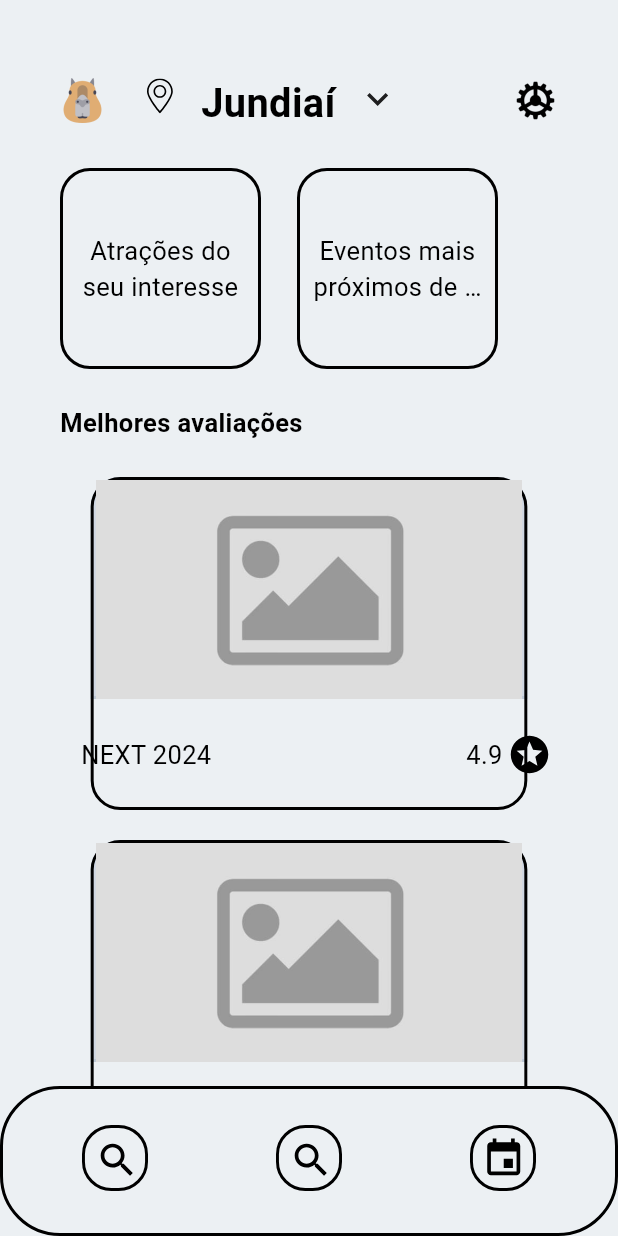
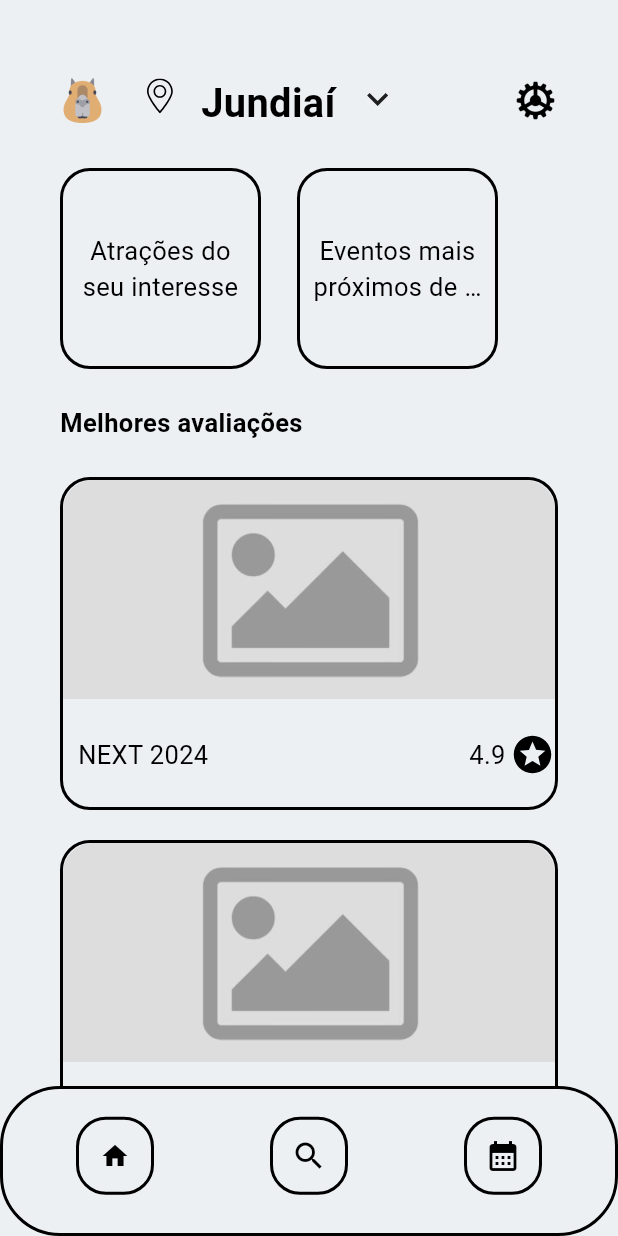
Before and after one commit to schin0/cappybara_flutter, a Flutter app: the screen it shows after launch, on a phone screen of 412 x 824 dp. Run offline on Flutter 3.47's test engine with Material 3 defaults, Android fonts, the phone set to English and light mode, and no system bars; our stand-ins replace flutter_svg.

Commit message:
Adicionar tela de evento e navegacao

```diff
--- a/lib/main.dart
+++ b/lib/main.dart
@@ -1,5 +1,7 @@
+import 'package:cappybara_flutter/providers/home_provider.dart';
 import 'package:flutter/material.dart';
 import 'package:flutter/services.dart';
+import 'package:provider/provider.dart';
 import 'routes/app_routes.dart';
 
 var globalMessengerKey = GlobalKey<ScaffoldMessengerState>();
@@ -16,6 +18,12 @@
   @override
   Widget build(BuildContext context) {
     return MaterialApp(
+      builder: (context, child) {
+        return ChangeNotifierProvider(
+          create: (context) => HomeProvider(),
+          child: child!,
+        );
+      },
       title: 'Cappybara em Flutter',
       debugShowCheckedModeBanner: false,
       initialRoute: AppRoutes.rotaInicial,
--- a/lib/routes/app_routes.dart
+++ b/lib/routes/app_routes.dart
@@ -3,6 +3,7 @@ import '../screens/home_screen.dart';
 
 class AppRoutes {
   static const String homeScreen = '/home_screen';
+  static const String eventoScreen = '/evento_screen';
 
   static const String rotaInicial = '/rotaInicial';
 
--- a/lib/screens/home_screen.dart
+++ b/lib/screens/home_screen.dart
@@ -5,6 +5,7 @@ import 'package:flutter_svg/flutter_svg.dart';
 import 'package:provider/provider.dart';
 
 import '../widgets/evento_interesse_widget.dart';
+import '../widgets/menu_navegacao_widget.dart';
 
 class HomeScreen extends StatefulWidget {
   const HomeScreen({Key? key}) : super(key: key);
@@ -50,14 +51,15 @@ class HomeScreenState extends State<HomeScreen> {
                       ),
                     ),
                     SizedBox(height: 24),
-                    _buildMelhoresAvaliacoes(context)
+                    _buildMelhoresAvaliacoes(context),
+                    SizedBox(height: 24),
                   ],
                 ),
               ),
             ],
           ),
         ),
-        bottomNavigationBar: _buildMenuNavegacao(context),
+        bottomNavigationBar: MenuNavegacao(),
       ),
     );
   }
@@ -161,55 +163,4 @@ class HomeScreenState extends State<HomeScreen> {
       ),
     );
   }
-
-  Widget _buildMenuNavegacao(BuildContext context) {
-    return SizedBox(
-      height: 100,
-      width: double.maxFinite,
-      child: Container(
-        padding: EdgeInsets.symmetric(horizontal: 10, vertical: 10),
-        decoration: BoxDecoration(
-          borderRadius: BorderRadius.circular(40),
-          border: Border.all(
-            color: Color(0XFF000000),
-            width: 2,
-          ),
-        ),
-        child: BottomNavigationBar(
-          backgroundColor: Colors.transparent,
-          showSelectedLabels: false,
-          showUnselectedLabels: false,
-          elevation: 0,
-          type: BottomNavigationBarType.fixed,
-          items: [
-            BottomNavigationBarItem(
-              // TODO: Criar botão HOME
-              icon: SizedBox(
-                height: 44,
-                width: 44,
-                child: SvgPicture.asset("assets/images/lupa.svg"),
-              ),
-              label: '',
-            ),
-            BottomNavigationBarItem(
-              icon: SizedBox(
-                height: 44,
-                width: 44,
-                child: SvgPicture.asset("assets/images/lupa.svg"),
-              ),
-              label: '',
-            ),
-            BottomNavigationBarItem(
-              icon: SizedBox(
-                height: 44,
-                width: 44,
-                child: SvgPicture.asset("assets/images/calendario.svg"),
-              ),
-              label: '',
-            ),
-          ],
-        ),
-      ),
-    );
-  }
 }
--- a/lib/widgets/evento_resumo_widget.dart
+++ b/lib/widgets/evento_resumo_widget.dart
@@ -1,34 +1,53 @@
 import 'package:cappybara_flutter/models/evento_card_model.dart';
 import 'package:flutter/material.dart';
 import 'package:flutter_svg/svg.dart';
-import 'package:flutter_svg_provider/flutter_svg_provider.dart' as fs;
+
+import '../routes/app_routes.dart';
+import '../screens/evento_screen.dart';
 
 class EventosResumoWidget extends StatelessWidget {
-  final EventoCardModel eventos;
+  final EventoCardModel evento;
 
-  EventosResumoWidget(this.eventos, {Key? key}) : super(key: key);
+  EventosResumoWidget(this.evento, {Key? key}) : super(key: key);
 
   @override
   Widget build(BuildContext context) {
-    return Container(
+    return InkWell(
+      onTap: () {
+        Navigator.push(
+          context,
+          MaterialPageRoute(
+            builder: (context) => EventoScreen(evento: evento),
+            settings: RouteSettings(name: AppRoutes.eventoScreen),
+          ),
+        );
+      },
+      child: Container(
         width: double.maxFinite,
-      padding: EdgeInsets.symmetric(horizontal: 4, vertical: 2),
+        padding: EdgeInsets.symmetric(horizontal: 0, vertical: 0),
         decoration: BoxDecoration(
-        image: DecorationImage(
-          image: fs.Svg("assets/images/card.svg"),
-          fit: BoxFit.cover,
+          border: Border.all(
+            color: Color(0XFF000000),
+            width: 2,
           ),
+          borderRadius: BorderRadius.circular(20),
         ),
         child: Column(
           children: [
             Padding(
-            padding: EdgeInsets.symmetric(vertical: 0),
+                padding: EdgeInsets.symmetric(vertical: 0, horizontal: 0),
+                child: ClipRRect(
+                  borderRadius: BorderRadius.only(
+                    topLeft: Radius.circular(20.0),
+                    topRight: Radius.circular(20.0),
+                  ),
                   child: Image.asset(
-              eventos.imagem!,
+                    evento.imagem!,
                     height: 146,
                     width: double.maxFinite,
+                    fit: BoxFit.cover,
                   ),
-          ),
+                )),
             SizedBox(height: 22),
             Container(
               width: double.maxFinite,
@@ -37,7 +56,7 @@ class EventosResumoWidget extends StatelessWidget {
                 mainAxisAlignment: MainAxisAlignment.spaceBetween,
                 children: [
                   Text(
-                  eventos.titulo!,
+                    evento.titulo!,
                     style: TextStyle(
                       color: Color(0XFF000000),
                       fontSize: 17,
@@ -51,7 +70,7 @@ class EventosResumoWidget extends StatelessWidget {
                       Padding(
                         padding: EdgeInsets.only(left: 24, right: 3),
                         child: Text(
-                        eventos.nota!,
+                          evento.nota!,
                           style: TextStyle(
                             color: Color(0XFF000000),
                             fontSize: 17,
@@ -64,7 +83,7 @@ class EventosResumoWidget extends StatelessWidget {
                         height: 30,
                         width: 30,
                         child: SvgPicture.asset(
-                        eventos.imagemEstrela!,
+                          evento.imagemEstrela!,
                         ),
                       )
                     ],
@@ -75,6 +94,7 @@ class EventosResumoWidget extends StatelessWidget {
             SizedBox(height: 20)
           ],
         ),
+      ),
     );
   }
 }
--- /dev/null
+++ b/lib/widgets/menu_navegacao_widget.dart
@@ -0,0 +1,92 @@
+import 'package:cappybara_flutter/screens/home_screen.dart';
+import 'package:flutter/material.dart';
+import '../routes/app_routes.dart';
+
+class MenuNavegacao extends StatelessWidget {
+  @override
+  Widget build(BuildContext context) {
+    return SizedBox(
+      height: 100,
+      width: double.maxFinite,
+      child: Container(
+        padding: EdgeInsets.symmetric(horizontal: 10, vertical: 1),
+        decoration: BoxDecoration(
+          borderRadius: BorderRadius.circular(40),
+          border: Border.all(
+            color: Color(0XFF000000),
+            width: 2,
+          ),
+        ),
+        child: BottomNavigationBar(
+          backgroundColor: Colors.transparent,
+          showSelectedLabels: false,
+          showUnselectedLabels: false,
+          elevation: 0,
+          type: BottomNavigationBarType.fixed,
+          items: [
+            BottomNavigationBarItem(
+              icon: Container(
+                decoration: BoxDecoration(
+                  border: Border.all(color: Colors.black, width: 2),
+                  borderRadius: BorderRadius.circular(20),
+                ),
+                child: IconButton(
+                  icon: Icon(
+                    Icons.home,
+                    color: Colors.black,
+                  ),
+                  onPressed: () {
+                    final currentRoute = ModalRoute.of(context)?.settings.name;
+                    if (currentRoute != "/home_screen") {
+                      Navigator.push(
+                        context,
+                        MaterialPageRoute(
+                          builder: (context) => HomeScreen(),
+                          settings: RouteSettings(name: AppRoutes.homeScreen),
+                        ),
+                      );
+                    }
+                  },
+                  iconSize: 20,
+                ),
+              ),
+              label: '',
+            ),
+            BottomNavigationBarItem(
+              icon: Container(
+                decoration: BoxDecoration(
+                  border: Border.all(color: Colors.black, width: 2),
+                  borderRadius: BorderRadius.circular(20),
+                ),
+                child: IconButton(
+                  icon: Icon(
+                    Icons.search,
+                    color: Colors.black,
+                  ),
+                  onPressed: () {},
+                ),
+              ),
+              label: '',
+            ),
+            BottomNavigationBarItem(
+              icon: Container(
+                decoration: BoxDecoration(
+                  border: Border.all(color: Colors.black, width: 2),
+                  borderRadius: BorderRadius.circular(20),
+                ),
+                child: IconButton(
+                  icon: Icon(
+                    Icons.calendar_month,
+                    color: Colors.black,
+                  ),
+                  onPressed: () {},
+                ),
+              ),
+              label: '',
+            ),
+          ],
+        ),
+      ),
+    );
+  }
+}
```
Also changed, not shown: lib/screens/evento_screen.dart (added, +149 -0 lines), assets/images/calendario.svg (deleted), assets/images/img_home_filled.svg (deleted), assets/images/lupa.svg (deleted). Lines whose indentation alone changed are shown as unchanged.
